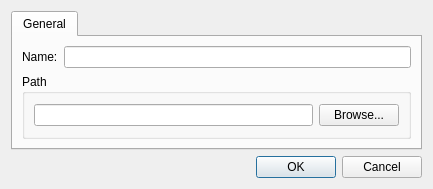
christopherpow/nesicide, file designers/new_project/newprojectdialog.ui: the form before one commit.
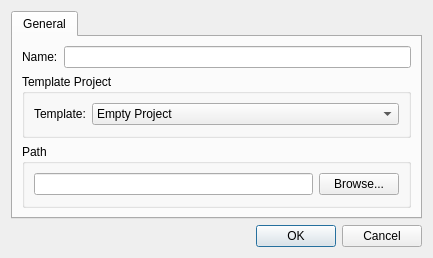
The form after the commit. Icons and pictures are not drawn.

What changed in the file:
```diff
--- a/designers/new_project/newprojectdialog.ui
+++ b/designers/new_project/newprojectdialog.ui
@@ -7,7 +7,7 @@
     <x>0</x>
     <y>0</y>
     <width>433</width>
-    <height>175</height>
+    <height>227</height>
    </rect>
   </property>
   <property name="windowTitle">
@@ -41,7 +41,7 @@
          </property>
         </widget>
        </item>
-       <item row="1" column="0" colspan="2">
+       <item row="2" column="0" colspan="2">
         <widget class="QGroupBox" name="groupBox_2">
          <property name="title">
           <string>Path</string>
@@ -68,6 +68,36 @@
          </layout>
         </widget>
        </item>
+       <item row="1" column="0" colspan="2">
+        <widget class="QGroupBox" name="templateGroup">
+         <property name="title">
+          <string>Template Project</string>
+         </property>
+         <layout class="QFormLayout" name="formLayout">
+          <item row="0" column="0">
+           <widget class="QLabel" name="label_2">
+            <property name="text">
+             <string>Template:</string>
+            </property>
+           </widget>
+          </item>
+          <item row="0" column="1">
+           <widget class="QComboBox" name="templateProject">
+            <item>
+             <property name="text">
+              <string>Empty Project</string>
+             </property>
+            </item>
+            <item>
+             <property name="text">
+              <string>NROM Hello World Project</string>
+             </property>
+            </item>
+           </widget>
+          </item>
+         </layout>
+        </widget>
+       </item>
       </layout>
      </widget>
     </widget>
```
